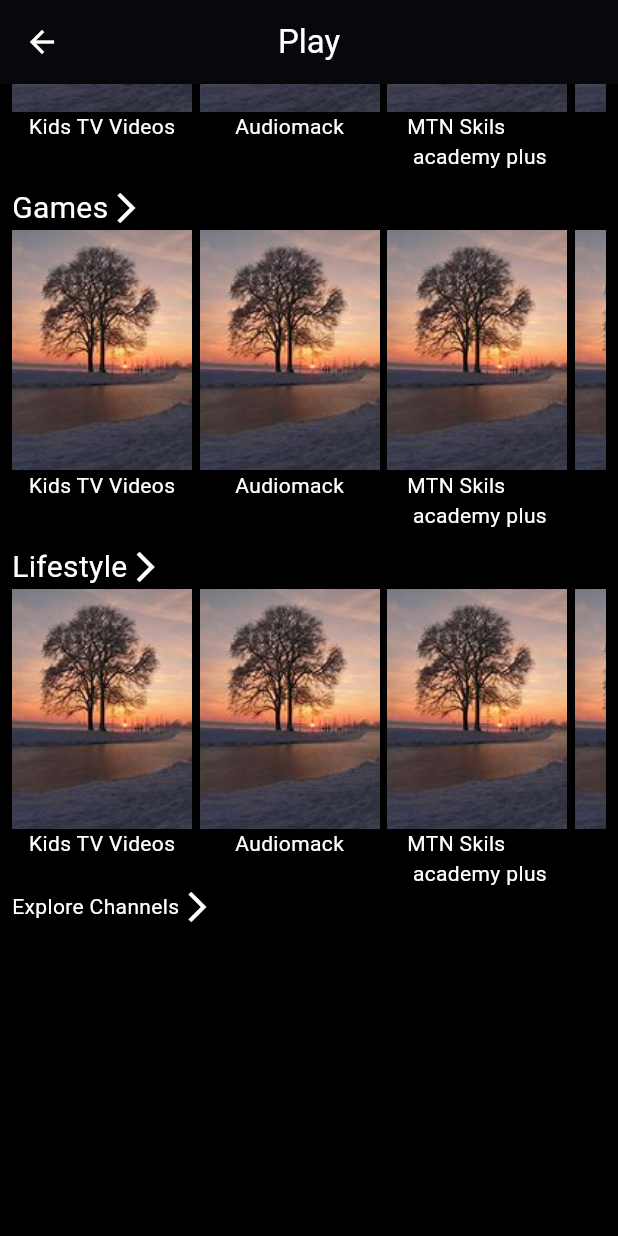
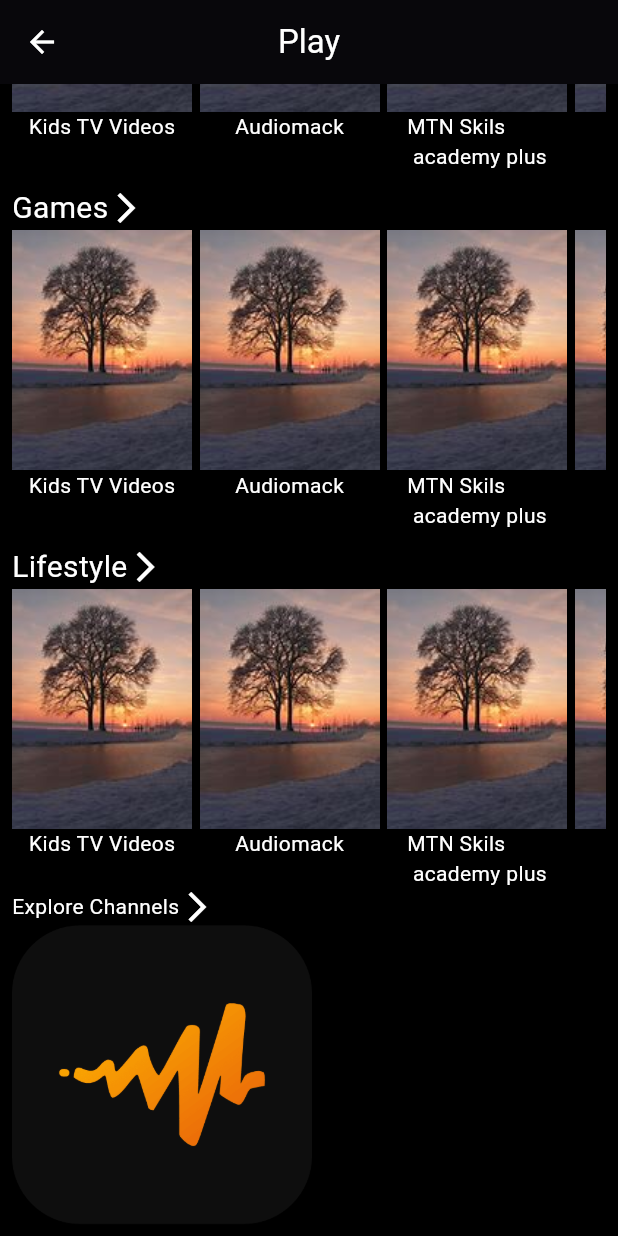
Before and after one commit to Zackcodder/training_final_project, a Flutter app: the Playscreen screen opened directly, scrolled down 948 dp, on a phone screen of 412 x 824 dp. Run offline on Flutter 3.47's test engine with Material 3 defaults, Android fonts, the phone set to English and light mode, and no system bars; our stand-ins replace font_awesome_flutter.

Commit message:
modified:   lib/screens/playscreen.dart

```diff
--- a/lib/screens/playscreen.dart
+++ b/lib/screens/playscreen.dart
@@ -863,21 +863,24 @@
                           ),
                         ],
                       ),
-                      SizedBox(height: 200,
+                      SizedBox(
+                        height: 200,
                         child: ListView(
                           scrollDirection: Axis.horizontal,
                           children: [
+                            Row(
+                              children: [
                                 Container(
-                            height: 50,
-                            decoration: BoxDecoration(
-                              borderRadius: BorderRadius.circular(10),
-                              color: Colors.grey
+                                  child: Image.asset(
+                                    'assets/images/audiomack.png',
+                                    fit: BoxFit.contain,
                                   ),
-                            child: Image.asset('assets/images/audiomack.jpg'),
+                                ),
+                              ],
                             )
                           ],
-                      ),),
-
+                        ),
+                      ),
                     ],
                   ),
                 )
```
Lines whose indentation alone changed are shown as unchanged.
